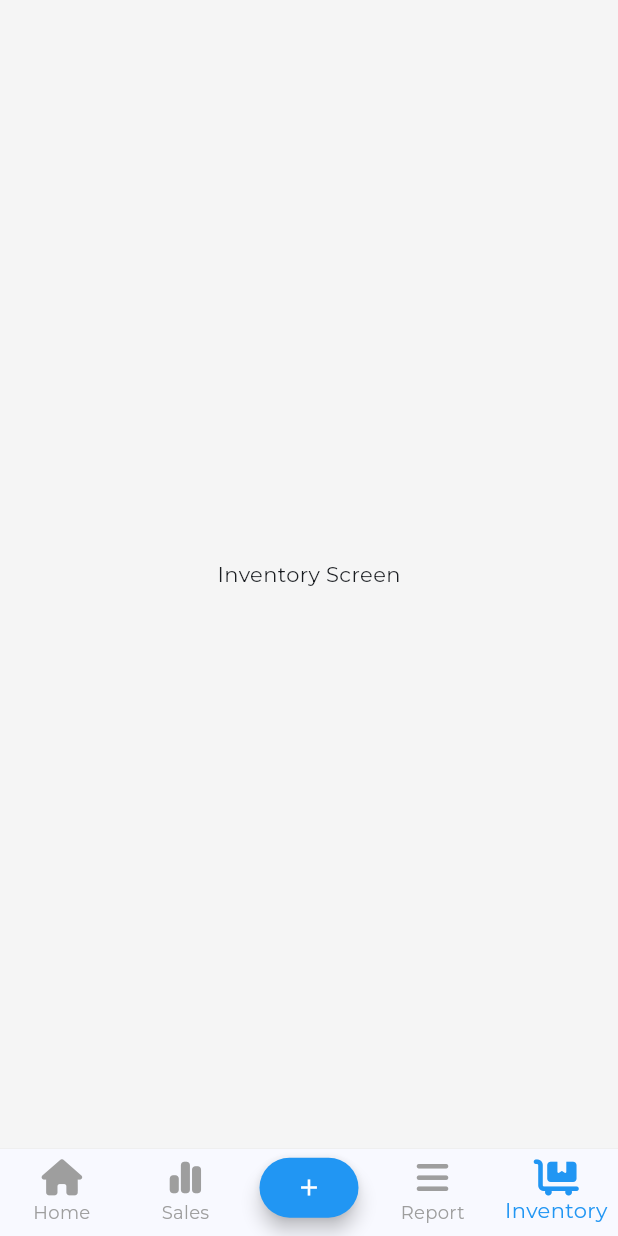
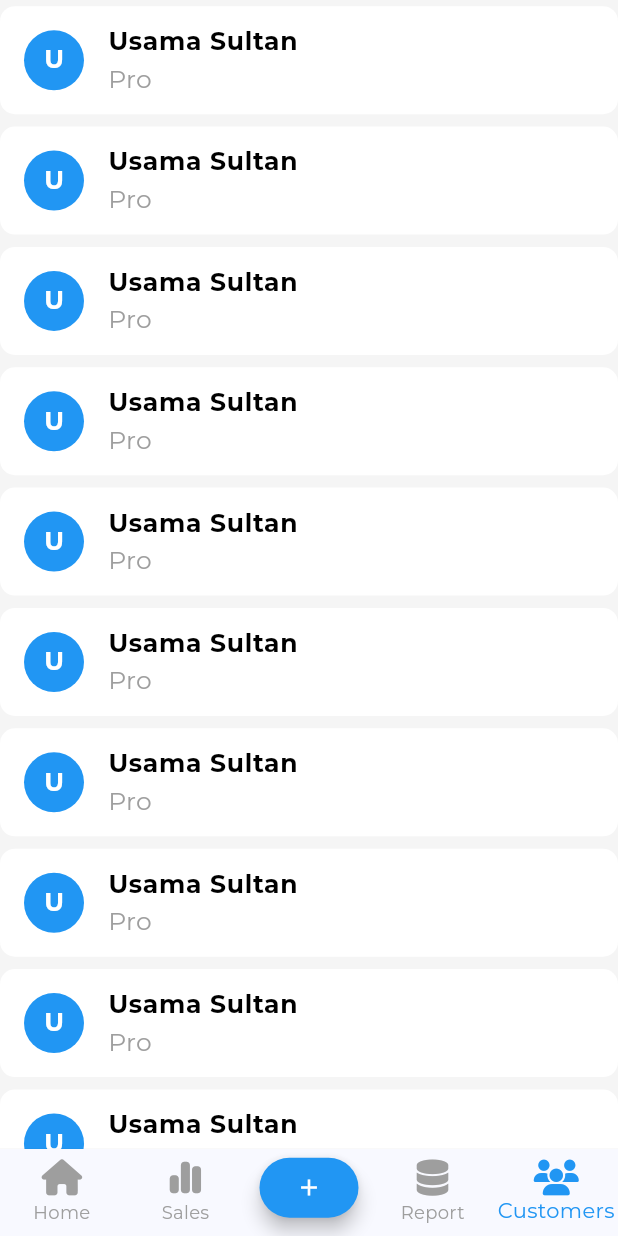
Before and after one commit to MrSaim777/shop_management_system, a Flutter app: the screen it shows after launch, item 5 of the bottom bar chosen, on a phone screen of 412 x 824 dp. Run offline on Flutter 3.47's test engine with Material 3 defaults, Android fonts, the phone set to English and light mode, and no system bars; our stand-ins replace animated_custom_dropdown, another_flushbar, font_awesome_flutter, google_fonts.

Commit message:
Customers

```diff
--- a/lib/utils/constants/constant_strings.dart
+++ b/lib/utils/constants/constant_strings.dart
@@ -38,7 +38,7 @@ class ConstantStrings {
   static const String allFieldsRequired = "All fields required";
   static const String inStock = "In Stock";
   static const String outOfStock = "Out Of Stock";
-  // static const String  = "";
+  static const String customers = "Customers";
   // static const String  = "";
   // static const String  = "";
   // static const String  = "";
--- a/lib/view/screens/bottom_nav.dart
+++ b/lib/view/screens/bottom_nav.dart
@@ -7,7 +7,7 @@ import 'package:shop_management/utils/constants/colors_const.dart';
 import 'package:shop_management/utils/constants/constant_strings.dart';
 import 'package:shop_management/utils/constants/global.dart';
 import 'package:shop_management/utils/extentions/build_context_extention.dart';
-import 'package:shop_management/view/screens/inventory_screen.dart';
+import 'package:shop_management/view/screens/customers_screen.dart';
 import 'package:shop_management/view/screens/main_screen.dart';
 import 'package:shop_management/view/screens/report_screen.dart';
 import 'package:shop_management/view/screens/sales_screen.dart';
@@ -55,7 +55,7 @@ class _BottomNavigationState extends State<BottomNavigation> {
       const SalesScreen(),
       const SizedBox(),
       const ReportScreen(),
-      const InventoryScreen()
+      const CustomersScreen()
     ];
   }
 
@@ -87,12 +87,12 @@ class _BottomNavigationState extends State<BottomNavigation> {
         backgroundColor: AppColors.kWhiteColor,
       ),
       bottomNavBarItem(
-        fontAwesomeIcon: FontAwesomeIcons.bars,
+        fontAwesomeIcon: FontAwesomeIcons.database,
         lable: ConstantStrings.report,
       ),
       bottomNavBarItem(
-        fontAwesomeIcon: FontAwesomeIcons.cartFlatbed,
-        lable: ConstantStrings.inventory,
+        fontAwesomeIcon: FontAwesomeIcons.users,
+        lable: ConstantStrings.customers,
       ),
     ];
     return Scaffold(
--- /dev/null
+++ b/lib/view/screens/customers_screen.dart
@@ -0,0 +1,43 @@
+import 'package:flutter/material.dart';
+import 'package:shop_management/utils/constants/colors_const.dart';
+import 'package:shop_management/utils/constants/global.dart';
+import 'package:shop_management/utils/extentions/build_context_extention.dart';
+
+class CustomersScreen extends StatelessWidget {
+  const CustomersScreen({super.key});
+
+  @override
+  Widget build(BuildContext context) {
+    return Scaffold(
+        body: ListView.builder(
+      itemCount: 10,
+      itemBuilder: (context, index) {
+        return Container(
+          margin: EdgeInsets.symmetric(vertical: context.height / 200),
+          decoration: BoxDecoration(
+              color: AppColors.kWhiteColor,
+              borderRadius: BorderRadius.circular(10)),
+          child: ListTile(
+            leading: CircleAvatar(
+                backgroundColor: AppColors.kPrimaryColor,
+                child: Text(
+                  "U",
+                  style: appTextStyle(
+                      color: AppColors.kWhiteColor,
+                      fontWeight: FontWeight.bold),
+                )),
+            title: Text(
+              "Usama Sultan",
+              style: appTextStyle(
+                  fontWeight: FontWeight.bold, color: AppColors.kBlackColor),
+            ),
+            subtitle: Text(
+              "Pro",
+              style: appTextStyle(),
+            ),
+          ),
+        );
+      },
+    ));
+  }
+}
--- a/lib/view/screens/home_screen.dart
+++ b/lib/view/screens/home_screen.dart
@@ -1,3 +1,4 @@
+import 'package:flutter/cupertino.dart';
 import 'package:flutter/material.dart';
 import 'package:font_awesome_flutter/font_awesome_flutter.dart';
 import 'package:provider/provider.dart';
@@ -52,7 +53,8 @@ class _HomeScreenState extends State<HomeScreen> {
                         fontWeight: FontWeight.w900,
                         fontSize: 0.04),
                   ),
-                  const FaIcon(FontAwesomeIcons.bars)
+                  Icon(CupertinoIcons.bell_circle,
+                      size: context.width / 10, color: AppColors.kGreyColor)
                   // AppDrawerButton(zoomDrawerController: zoomDrawerController)
                 ],
               ),
--- a/lib/view/screens/inventory_screen.dart
+++ /dev/null
@@ -1,14 +0,0 @@
-import 'package:flutter/material.dart';
-
-class InventoryScreen extends StatelessWidget {
-  const InventoryScreen({super.key});
-
-  @override
-  Widget build(BuildContext context) {
-    return const Scaffold(
-      body:  Center(
-        child: Text("Inventory Screen"),
-      ),
-    );
-  }
-}
```
